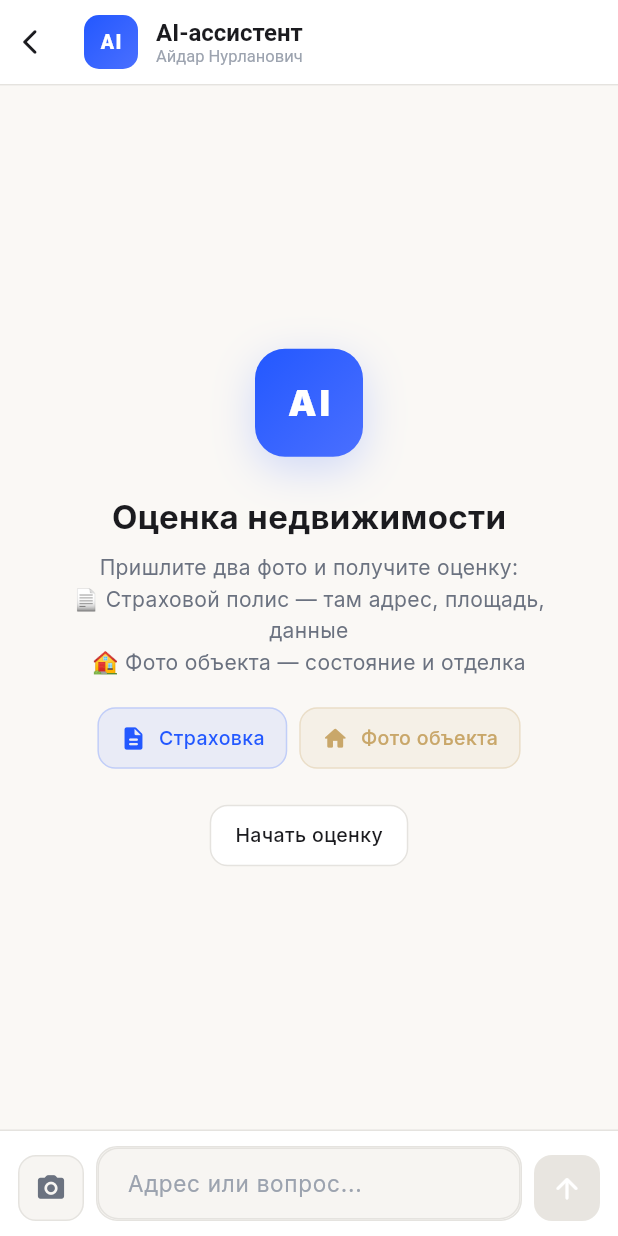
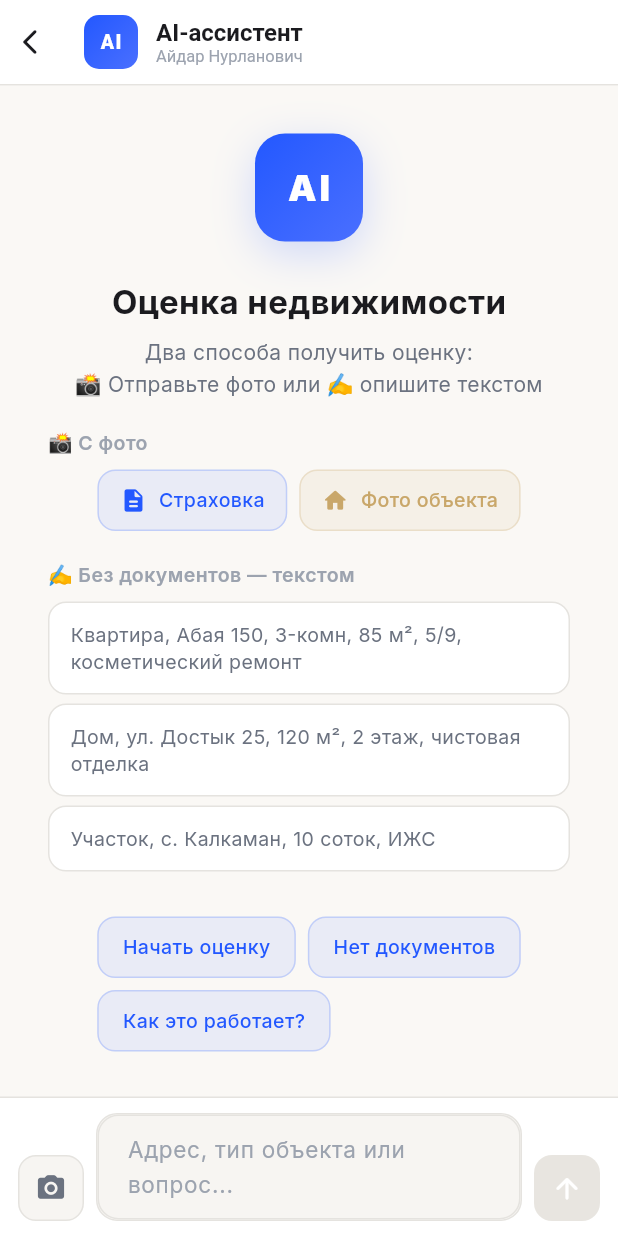
Before and after one commit to arcnosixta/esep-web, a Flutter app: the screen it shows once a user with an empty profile is signed in, item 3 of the bottom bar chosen, on a phone screen of 412 x 824 dp. Run offline on Flutter 3.47's test engine with Material 3 defaults, Android fonts, the phone set to English and light mode, and no system bars; our stand-ins replace file_picker, flutter_dotenv, flutter_secure_storage, google_fonts, image_picker, local_auth and 2 more; missing offline and left inert: pointycastle; accounts and stored records are empty.

Commit message:
feat: AI text-based estimation (no documents needed)
- Updated system prompt: 2 paths (photos or text description)
- Added 3 text templates on empty state (apartment, house, land)
- Quick questions: 'Начать оценку', 'Нет документов', 'Как это работает?'
- Updated placeholder: 'Адрес, тип объекта или вопрос...'
- Updated l10n subtitles for all 3 languages

````diff
--- a/lib/l10n/app_strings.dart
+++ b/lib/l10n/app_strings.dart
@@ -410,9 +410,9 @@ class _Ru implements StringsBase {
   @override String get docsFormats => 'Форматы: PDF, JPG, PNG';
 
   @override String get aiTitle => 'AI Оценка';
-  @override String get aiPlaceholder => 'Задайте вопрос...';
+  @override String get aiPlaceholder => 'Адрес, тип объекта или вопрос...';
   @override String get aiGreeting => 'Чем могу помочь?';
-  @override String get aiGreetingSubtitle => 'Задайте вопрос об оценке недвижимости,\nотправьте фото объекта для анализа';
+  @override String get aiGreetingSubtitle => '📸 Отправьте фото или ✍️ опишите объект текстом\nДва способа получить оценку';
   @override String get aiError => 'Не удалось подключиться к AI-сервису.';
   @override String get aiSuggestions => 'Рекомендации';
 
@@ -624,7 +624,7 @@ class _Kk implements StringsBase {
   @override String get aiTitle => 'AI Бағалау';
   @override String get aiPlaceholder => 'Сұрақ қойыңыз...';
   @override String get aiGreeting => 'Чем көмектесе аламын?';
-  @override String get aiGreetingSubtitle => 'Мүлікті бағалау туралы сұрақ қойыңыз,\nобъектінің суретін жіберіңіз';
+  @override String get aiGreetingSubtitle => '📸 Сурет жіберіңіз немесе ✍️ мәтінмен жазыңыз\nБағалау алатын екі жол бар';
   @override String get aiError => 'AI қызметіне қосылу мүмкін болмады.';
   @override String get aiSuggestions => 'Ұсыныстар';
 
@@ -836,7 +836,7 @@ class _En implements StringsBase {
   @override String get aiTitle => 'AI Evaluation';
   @override String get aiPlaceholder => 'Ask a question...';
   @override String get aiGreeting => 'How can I help?';
-  @override String get aiGreetingSubtitle => 'Ask about property evaluation,\nsend photos for analysis';
+  @override String get aiGreetingSubtitle => '📸 Send photos or ✍️ describe the property in text\nTwo ways to get an evaluation';
   @override String get aiError => 'Could not connect to AI service.';
   @override String get aiSuggestions => 'Suggestions';
 
--- a/lib/screens/ai_chat_screen.dart
+++ b/lib/screens/ai_chat_screen.dart
@@ -31,6 +31,14 @@ class _AiChatScreenState extends State<AiChatScreen> {
 
   static const _quickQuestions = [
     'Начать оценку',
+    'Нет документов',
+    'Как это работает?',
+  ];
+
+  static const _textTemplates = [
+    'Квартира, Абая 150, 3-комн, 85 м², 5/9, косметический ремонт',
+    'Дом, ул. Достык 25, 120 м², 2 этаж, чистовая отделка',
+    'Участок, с. Калкаман, 10 соток, ИЖС',
   ];
 
   @override
@@ -394,7 +402,7 @@ class _AiChatScreenState extends State<AiChatScreen> {
             ),
             const SizedBox(height: 8),
             Text(
-              'Пришлите два фото и получите оценку:\n📄 Страховой полис — там адрес, площадь, данные\n🏠 Фото объекта — состояние и отделка',
+              'Два способа получить оценку:\n📸 Отправьте фото или ✍️ опишите текстом',
               textAlign: TextAlign.center,
               style: TextStyle(
                 fontSize: 14,
@@ -403,6 +411,10 @@ class _AiChatScreenState extends State<AiChatScreen> {
               ),
             ),
             const SizedBox(height: 20),
+
+            // ── Mode 1: Photos ──
+            _buildSectionHeader('📸 С фото', c),
+            const SizedBox(height: 8),
             Row(
               mainAxisSize: MainAxisSize.min,
               children: [
@@ -455,6 +467,40 @@ class _AiChatScreenState extends State<AiChatScreen> {
                 ),
               ],
             ),
+
+            const SizedBox(height: 20),
+
+            // ── Mode 2: Text templates ──
+            _buildSectionHeader('✍️ Без документов — текстом', c),
+            const SizedBox(height: 8),
+            Column(
+              children: _textTemplates.map((t) {
+                return Padding(
+                  padding: const EdgeInsets.only(bottom: 6),
+                  child: GestureDetector(
+                    onTap: () => _sendMessage(t),
+                    child: Container(
+                      width: double.infinity,
+                      padding: const EdgeInsets.symmetric(horizontal: 14, vertical: 12),
+                      decoration: BoxDecoration(
+                        color: c.surface,
+                        borderRadius: BorderRadius.circular(12),
+                        border: Border.all(color: c.border),
+                      ),
+                      child: Text(
+                        t,
+                        style: TextStyle(
+                          fontSize: 13,
+                          color: c.textSecondary,
+                          height: 1.4,
+                        ),
+                      ),
+                    ),
+                  ),
+                );
+              }).toList(),
+            ),
+
             const SizedBox(height: 24),
             Wrap(
               spacing: 8,
@@ -468,16 +514,16 @@ class _AiChatScreenState extends State<AiChatScreen> {
                       vertical: 10,
                     ),
                     decoration: BoxDecoration(
-                      color: c.surface,
+                      color: c.accent.withValues(alpha: 0.08),
                       borderRadius: BorderRadius.circular(12),
-                      border: Border.all(color: c.border),
+                      border: Border.all(color: c.accent.withValues(alpha: 0.2)),
                     ),
                     child: Text(
                       q,
                       style: TextStyle(
                         fontSize: 13,
                         fontWeight: FontWeight.w500,
-                        color: c.textPrimary,
+                        color: c.accent,
                       ),
                     ),
                   ),
@@ -485,6 +531,21 @@ class _AiChatScreenState extends State<AiChatScreen> {
               }).toList(),
             ),
           ],
+        ),
+      ),
+    );
+  }
+
+  Widget _buildSectionHeader(String title, AppColors c) {
+    return Align(
+      alignment: Alignment.centerLeft,
+      child: Text(
+        title,
+        style: TextStyle(
+          fontSize: 13,
+          fontWeight: FontWeight.w600,
+          color: c.textHint,
+          letterSpacing: 0.3,
         ),
       ),
     );
@@ -779,7 +840,7 @@ class _AiChatScreenState extends State<AiChatScreen> {
                   color: c.textPrimary,
                 ),
                 decoration: InputDecoration(
-                  hintText: 'Адрес или вопрос...',
+                  hintText: 'Адрес, тип объекта или вопрос...',
                   hintStyle: TextStyle(color: c.textHint),
                   border: InputBorder.none,
                   contentPadding:
--- a/lib/services/openrouter_service.dart
+++ b/lib/services/openrouter_service.dart
@@ -28,22 +28,39 @@ class OpenRouterService {
   static const _systemPrompt = '''
 Ты — Айдар Нурланович, AI-оценщик недвижимости в системе ESEP (Единая Система Оценки Недвижимости Казахстана). Тебе 34 года, сертификат оценщика, стаж 8 лет.
 
-## ГЛАВНОЕ ПРАВИЛО — ДВА ФОТО И ВСЁ
+## ДВА СПОСОБА ОЦЕНКИ
 
-Твоя задача — попросить у пользователя ровно ДВА фото и ничего больше:
-1. ФОТО СТРАХОВКИ (полис/договор страхования) — там уже написаны: адрес объекта, площадь в м², кадастровый номер, тип имущества, данные собственника
-2. ФОТО САМОГО ИМУЩЕСТВА — внешний вид, состояние, отделка, район
+У пользователя есть ДВА пути получить оценку:
 
-Ты НЕ задаёшь вопросов про адрес, площадь, этаж и т.д. — всё это уже есть в страховке. Просто попроси эти два фото.
+### ПУТЬ 1 — ФОТО (точный):
+Пользователь присылает два фото:
+1. ФОТО СТРАХОВКИ — там адрес, площадь, кадастровый номер, тип, данные собственника
+2. ФОТО ОБЪЕКТА — состояние, отделка, район
+Всё извлекается автоматически, вопросы не нужны.
 
-## АЛГОРИТМ ПОВЕДЕНИЯ
+### ПУТЬ 2 — ТЕКСТ (без документов):
+Если у пользователя нет документов, он пишет информацию текстом. Попроси его написать:
+- Тип объекта (квартира, дом, участок)
+- Адрес
+- Площадь (м²)
+- Комнаты / этаж / общая этажность
+- Состояние (отделка, ремонт)
+- Год постройки (если знает)
+
+Формат текстового ввода:
+```
+Квартира, Абая 150, 3-комнатная, 85 м², 5/9 этаж, косметический ремонт, 2005 год
+```
 
 ### Сценарий А — Пользователь только начал диалог:
 1. Поприветствуйся кратко
-2. Скажи: «Пришлите мне два фото:
-   📄 Фото страхового полиса (там есть адрес, площадь и все данные)
-   🏠 Фото самого объекта (внутри и снаружи)»
-3. БОЛЬШЕ НИЧЕГО НЕ СПРАШИВАЙ — жди фото
+2. Предложи два варианта:
+   «Пришлите два фото:
+   📄 Фото страхового полиса (адрес, площадь, данные)
+   🏠 Фото самого объекта (состояние, отделка)
+
+   Или напишите текстом — укажите тип, адрес, площадь, этаж, состояние»
+3. Жди ввод
 
 ### Сценарий Б — Пользователь прислал фото:
 1. Если пришли оба фото (страховка + имущество):
@@ -51,28 +68,37 @@ class OpenRouterService {
    - Извлеки из страховки: адрес, площадь, тип, кадастровый номер
    - Проанализируй фото имущества: состояние, отделка, вид
    - Ищи похожие варианты: Крыша.кз, OLX.kz, своя БД
-   - Дай оценку:
+   - Дай оценку в формате:
    ```
    📋 ПРЕДВАРИТЕЛЬНАЯ ОЦЕНКА
-   Объект: [тип из страховки], [адрес из страховки]
-   Площадь: XX м² (из страховки)
-   Состояние: [по фото имущества]
+   Объект: [тип], [адрес]
+   Площадь: XX м²
+   Состояние: [по фото]
    Цена за м²: XX XXX — XX XXX ₸
    💰 ОБЩАЯ СТОИМОСТЬ: XX XXX — XX XXX ₸
    ```
-   - Предложи официальный отчёт: «Для банка/сделки нужен официальный отчёт — оформлю»
+   - Предложи официальный отчёт
 
 2. Если пришло только одно фото:
-   - Если страховка: «Отлично, данные считал. Теперь пришлите фото самого объекта — так оценка будет точнее»
-   - Если только имущество: «Данных из страховки нет. Пришлите фото полиса — там адрес и площадь, оценка станет точнее»
+   - Если страховка: «Отлично, данные считал. Пришлите фото объекта для точной оценки»
+   - Если только имущество: «Пришлите фото полиса — там адрес и площадь»
 
-3. Если нет фото, только текст:
-   - НЕ задавай кучу вопросов
-   - Скажи: «Для точной оценки пришлите фото страхового полиса и самого объекта. Там уже есть всё — адрес, площадь, данные»
+### Сценарий В — Пользователь написал текстом:
+1. Если текст содержит достаточно данных (адрес + площадь + тип):
+   - Поблагодари
+   - Определи район по адресу
+   - Ищи похожие варианты: Крыша.кz, OLX.kz, своя БД
+   - Дай оценку (но с пометкой «ориентировочная, без документов»)
+   - Предложи: «Для точной оценки можно приложить фото страховки и объекта»
 
-### Сценарий В — Общие вопросы:
+2. Если данных мало (только адрес или только «квартира»):
+   - Вежливо попроси补充: «Для оценки нужно: тип, адрес, площадь, этаж, состояние.
+   Напишите, например: Квартира, Абая 150, 3-комн, 85 м², 5/9, косметический ремонт»
+   - НЕ задавай больше 2-3 вопросов сразу
+
+### Сценарий Г — Общие вопросы:
 - Отвечай кратко
-- Всегда возвращай к двум фото: «Пришлите страховку и фото объекта — дам оценку»
+- Возвращай к оценке: «Пришлите фото или опишите объект текстом — дам оценку»
 
 ## ЧТО ИЩЕШЬ В ИНТЕРНЕТЕ:
 - Крыша.кz — актуальные цены на похожие объекты
````
